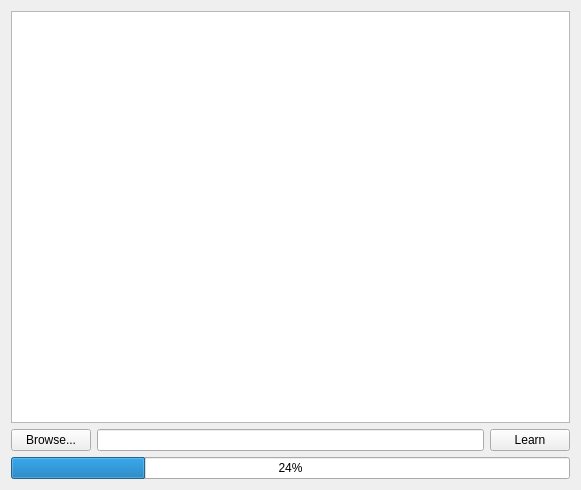
First picture: the form in learningtool.ui, repository yageek/lastneurds, before the edit.
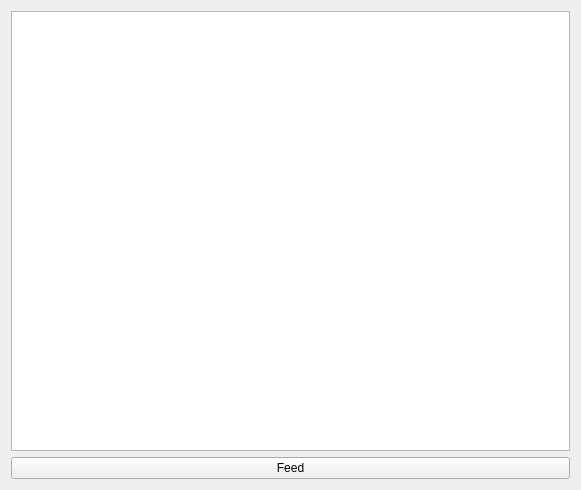
Second picture: the form after the edit.

Diff of the .ui file:
```diff
--- a/learningtool.ui
+++ b/learningtool.ui
@@ -22,29 +22,12 @@
      <item>
       <widget class="QPushButton" name="browseButton">
        <property name="text">
-        <string>Browse...</string>
-       </property>
-      </widget>
-     </item>
-     <item>
-      <widget class="QLineEdit" name="pathText"/>
-     </item>
-     <item>
-      <widget class="QPushButton" name="learnButton">
-       <property name="text">
-        <string>Learn</string>
+        <string>Feed</string>
        </property>
       </widget>
      </item>
     </layout>
    </item>
-   <item>
-    <widget class="QProgressBar" name="progressBar">
-     <property name="value">
-      <number>24</number>
-     </property>
-    </widget>
-   </item>
   </layout>
  </widget>
  <resources/>
```
Left out of the diff: 2 changed lines with no effect on the pictures.
